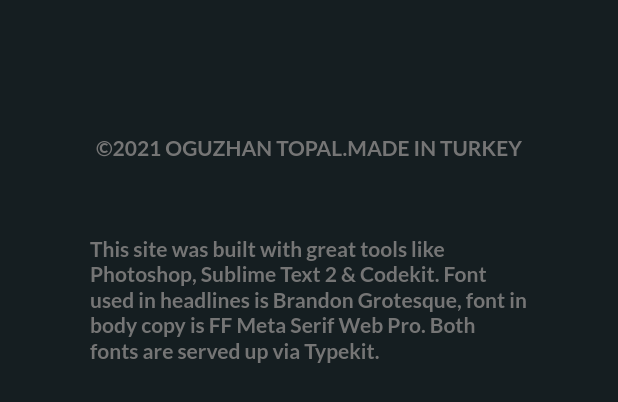
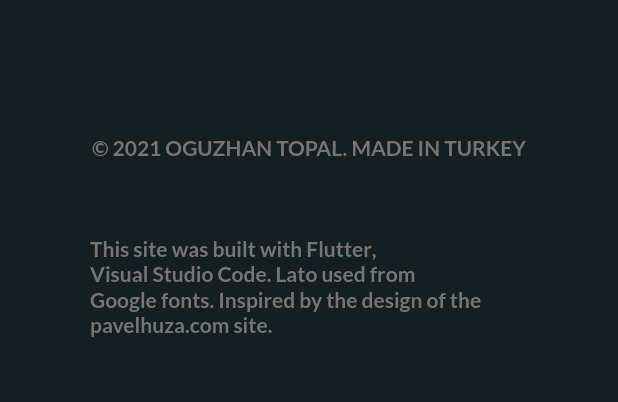
Before and after one commit to oguzhan2142/personal_web_page, a Flutter app: the FooterSection widget shown alone on an empty page, opened directly, on a phone screen of 412 x 824 dp. Shown: the top 402 px of the screen. Run offline on Flutter 3.47's test engine with Material 2 defaults, Android fonts, the phone set to English and light mode, and no system bars; our stand-ins replace font_awesome_flutter, google_fonts, scrollable_positioned_list; missing offline and left inert: dart:js.

Commit message:
create animated text and its links

```diff
--- /dev/null
+++ b/lib/animated_text.dart
@@ -0,0 +1,54 @@
+import 'package:flutter/material.dart';
+
+class AnimatedText extends StatefulWidget {
+  final String text;
+  final TextStyle defaultStyle;
+  final TextStyle hoverStyle;
+  final VoidCallback onClick;
+
+  const AnimatedText({
+    Key key,
+    @required this.text,
+    @required this.defaultStyle,
+    @required this.hoverStyle, this.onClick,
+  }) : super(key: key);
+
+  @override
+  _AnimatedTextState createState() => _AnimatedTextState();
+}
+
+class _AnimatedTextState extends State<AnimatedText> {
+  TextStyle _style;
+
+  @override
+  void initState() {
+    _style = widget.defaultStyle;
+    super.initState();
+  }
+
+  @override
+  Widget build(BuildContext context) {
+    return GestureDetector(
+      onTap: widget.onClick,
+      child: MouseRegion(
+        onHover: (event) {
+          setState(() {
+            _style = widget.hoverStyle;
+          });
+        },
+        onExit: (event) {
+          setState(() {
+            _style = widget.defaultStyle;
+          });
+        },
+        child: AnimatedDefaultTextStyle(
+          duration: Duration(milliseconds: 500),
+          style: _style,
+          child: Text(
+            widget.text,
+          ),
+        ),
+      ),
+    );
+  }
+}
--- a/lib/sections/footer_section.dart
+++ b/lib/sections/footer_section.dart
@@ -1,11 +1,34 @@
 import 'package:flutter/material.dart';
 import 'package:google_fonts/google_fonts.dart';
+import 'package:my_personal_webpage/animated_text.dart';
 import 'package:my_personal_webpage/homepage.dart';
+import 'dart:js' as js;
 
 class FooterSection extends StatelessWidget {
-  final String desc =
-      'This site was built with great tools like Photoshop, Sublime Text 2 & Codekit. Font used in headlines is Brandon Grotesque, font in body copy is FF Meta Serif Web Pro. Both fonts are served up via Typekit.';
+  final List<String> descTexts = [
+    'This site was built with ',
+    'Flutter', //link
+    ', ',
+    'Visual Studio Code', //link
+    '. ',
+    'Lato used from ',
+    'Google fonts', //link
+    '. Inspired by the design of the ',
+    'pavelhuza.com', //link
+    ' site.'
+  ];
 
+  final List<Widget> widgets = [];
+
+  final _defaultStyle = GoogleFonts.lato(
+    fontWeight: FontWeight.bold,
+    color: Colors.grey[600],
+  );
+
+  final _hoverStyle = GoogleFonts.lato(
+    fontWeight: FontWeight.w800,
+    color: Colors.grey[300],
+  );
   @override
   Widget build(BuildContext context) {
     return Container(
@@ -18,18 +41,68 @@ class FooterSection extends StatelessWidget {
       child: Column(
         children: [
           Text(
-            '©2021 OGUZHAN TOPAL.MADE IN TURKEY',
+            '© 2021 OGUZHAN TOPAL. MADE IN TURKEY',
             style: GoogleFonts.lato(
               fontWeight: FontWeight.bold,
               color: Colors.grey[600],
             ),
           ),
           SizedBox(height: 50),
-          Text(
-            desc,
-            style: GoogleFonts.lato(
-              fontWeight: FontWeight.bold,
-              color: Colors.grey[600],
+          RichText(
+            text: TextSpan(
+              style: _defaultStyle,
+              children: [
+                TextSpan(text: descTexts[0]),
+                WidgetSpan(
+                  child: AnimatedText(
+                    text: descTexts[1],
+                    defaultStyle: _defaultStyle,
+                    hoverStyle: _hoverStyle,
+                    onClick: () {
+                      // https://flutter.dev/
+                      js.context.callMethod('open', ['https://flutter.dev']);
+                    },
+                  ),
+                ),
+                TextSpan(text: descTexts[2]),
+                WidgetSpan(
+                  child: AnimatedText(
+                    text: descTexts[3],
+                    defaultStyle: _defaultStyle,
+                    hoverStyle: _hoverStyle,
+                    onClick: () {
+                      js.context.callMethod(
+                          'open', ['https://code.visualstudio.com']);
+                    },
+                  ),
+                ),
+                TextSpan(text: descTexts[4]),
+                TextSpan(text: descTexts[5]),
+                WidgetSpan(
+                  child: AnimatedText(
+                    text: descTexts[6],
+                    defaultStyle: _defaultStyle,
+                    hoverStyle: _hoverStyle,
+                      onClick: () {
+                      js.context.callMethod(
+                          'open', ['https://fonts.google.com']);
+                    },
+                  ),
+                ),
+                TextSpan(text: descTexts[7]),
+                WidgetSpan(
+                  child: AnimatedText(
+                    text: descTexts[8],
+                    defaultStyle: _defaultStyle,
+                    hoverStyle: _hoverStyle,
+                      onClick: () {
+                      js.context.callMethod(
+                          'open', ['http://www.pavelhuza.com']);
+                    },
+                  ),
+                ),
+                TextSpan(text: descTexts[9]),
+              ],
             ),
           ),
         ],
```
